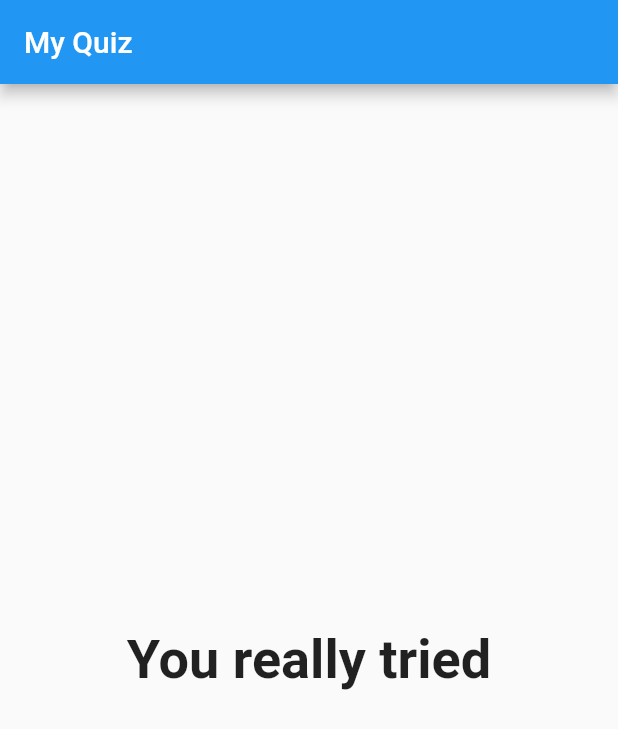
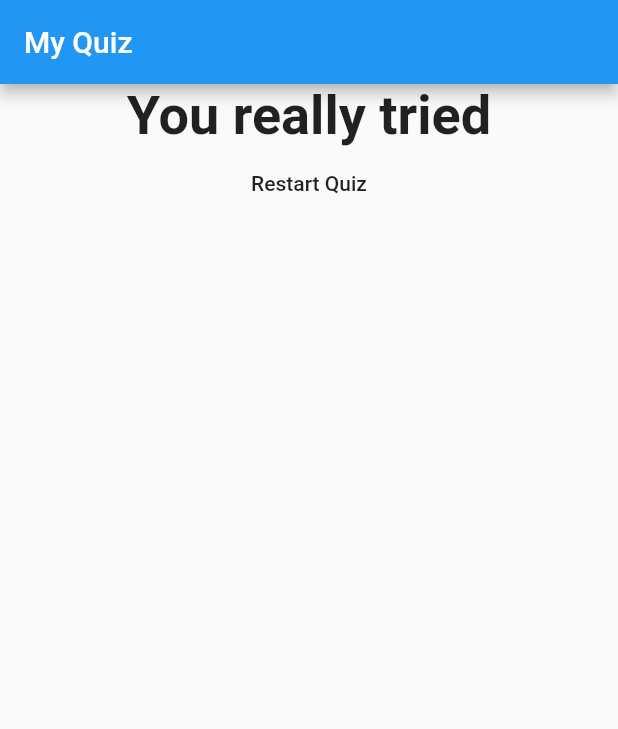
Before and after one commit to abdulbaqisky/scope, a Flutter app: the screen it shows after launch, after a tap on "Black", after a tap on "Snake", after a tap on "iono", on a phone screen of 412 x 824 dp. Shown: the top 729 px of the screen. Run offline on Flutter 3.47's test engine with Material 2 defaults, Android fonts, the phone set to English and light mode, and no system bars.

Commit message:
restart quiz

```diff
--- a/lib/main.dart
+++ b/lib/main.dart
@@ -46,6 +46,13 @@ class _MyAppState extends State<MyApp> {
   var _questionNumber = 0;
   var _totalScore = 0;
 
+  void _resetQuiz() {
+    setState(() {
+      _questionNumber = 0;
+      _totalScore = 0;
+    });
+  }
+
   void _answerQuestion(int score) {
     _totalScore += score;
     setState(() {
@@ -66,8 +73,8 @@ class _MyAppState extends State<MyApp> {
               questionIndex: _questionNumber,
               questions: _questions,
             )
-              : Result(_totalScore)),
-    );
+          : Result(_totalScore, _resetQuiz),
+    ));
   }
 }
 /*
--- a/lib/result.dart
+++ b/lib/result.dart
@@ -2,8 +2,9 @@ import 'package:flutter/material.dart';
 
 class Result extends StatelessWidget {
   final int resultScore;
+  final VoidCallback resetQuiz;
 
-  Result(this.resultScore);
+  Result(this.resultScore, this.resetQuiz);
 
   String get resultPhrase {
     var resultText = 'You did it';
@@ -21,9 +22,14 @@ class Result extends StatelessWidget {
   @override
   Widget build(BuildContext context) {
     return Center(
-      child: Text(
-        resultPhrase,
-        style: TextStyle(fontSize: 36, fontWeight: FontWeight.bold),
+      child: Column(
+        children: [
+          Text(
+            resultPhrase,
+            style: TextStyle(fontSize: 36, fontWeight: FontWeight.bold),
+          ),
+          FlatButton(onPressed: resetQuiz, child: Text('Restart Quiz'))
+        ],
       ),
     );
   }
```
Lines whose indentation alone changed are shown as unchanged.
